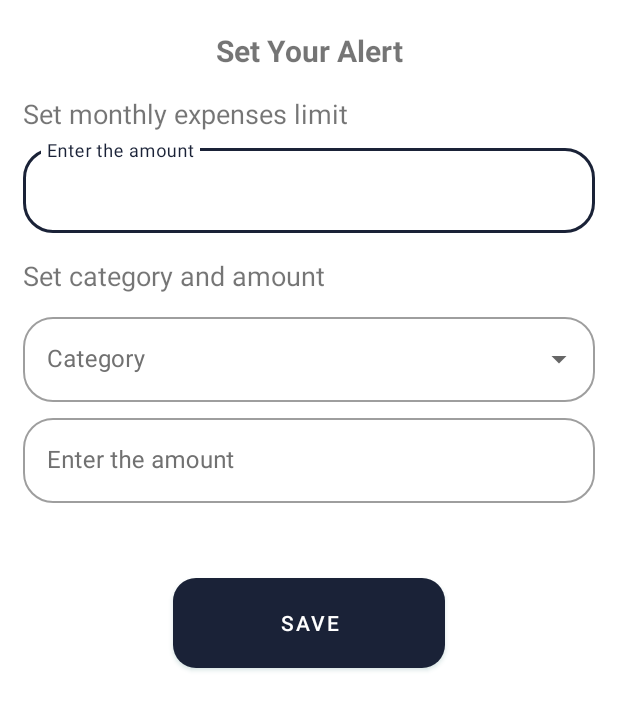
After one commit to tamjidhossen/MobileBankingApp, an Android app: the SetAlertActivity screen opened directly, with no data from a screen before it, on a phone screen of 412 x 824 dp. The commit adds this screen. Shown: the top 710 px of the screen. Run offline under Robolectric (Android 15) with nearby library versions, the phone set to English and light mode, and no system bars.

Commit message:
adding set alert activity

```diff
--- a/app/src/main/AndroidManifest.xml
+++ b/app/src/main/AndroidManifest.xml
@@ -15,6 +15,9 @@
         android:theme="@style/Theme.MobileBankingApp"
         android:usesCleartextTraffic="true"
         tools:targetApi="31">
+        <activity
+            android:name=".SetAlertActivity"
+            android:exported="false" />
         <activity
             android:name=".SpeendingActivity"
             android:exported="false" />
--- /dev/null
+++ b/app/src/main/java/com/example/mobilebankingapp/SetAlertActivity.java
@@ -0,0 +1,20 @@
+package com.example.mobilebankingapp;
+
+import android.os.Bundle;
+
+import androidx.activity.EdgeToEdge;
+import androidx.appcompat.app.AppCompatActivity;
+import androidx.core.graphics.Insets;
+import androidx.core.view.ViewCompat;
+import androidx.core.view.WindowInsetsCompat;
+
+public class SetAlertActivity extends AppCompatActivity {
+
+    @Override
+    protected void onCreate(Bundle savedInstanceState) {
+        super.onCreate(savedInstanceState);
+
+        setContentView(R.layout.activity_set_alert);
+
+    }
+}
--- a/app/src/main/java/com/example/mobilebankingapp/StatisticsFragment.java
+++ b/app/src/main/java/com/example/mobilebankingapp/StatisticsFragment.java
@@ -35,10 +35,10 @@ public class StatisticsFragment extends Fragment {
         View view = inflater.inflate(R.layout.fragment_statistics, container, false);
 
         // Find the TextView
-        Button button = rootView.findViewById(R.id.btnHealth);
+        Button buttonHealth = rootView.findViewById(R.id.btnHealth);
 
         // Set OnClickListener on the TextView
-        button.setOnClickListener(new View.OnClickListener() {
+        buttonHealth.setOnClickListener(new View.OnClickListener() {
             @Override
             public void onClick(View v) {
                 // Start the activity you want to open
@@ -46,7 +46,16 @@ public class StatisticsFragment extends Fragment {
             }
         });
 
+        Button buttonBehaviour = rootView.findViewById(R.id.btnBehaviour);
 
+        // Set OnClickListener on the TextView
+        buttonBehaviour.setOnClickListener(new View.OnClickListener() {
+            @Override
+            public void onClick(View v) {
+                // Start the activity you want to open
+                openFinancialSpeendingActivity();
+            }
+        });
         PieChart pieChart = rootView.findViewById(R.id.pieChart);
 
 
@@ -73,4 +82,8 @@ public class StatisticsFragment extends Fragment {
         Intent intent = new Intent(getActivity(), FinancialHealthActivity.class);
         startActivity(intent);
     }
+    private void openFinancialSpeendingActivity() {
+        Intent intent = new Intent(getActivity(), SpeendingActivity.class);
+        startActivity(intent);
+    }
 }
--- /dev/null
+++ b/app/src/main/res/layout/activity_set_alert.xml
@@ -0,0 +1,118 @@
+<?xml version="1.0" encoding="utf-8"?>
+<RelativeLayout xmlns:android="http://schemas.android.com/apk/res/android"
+    xmlns:app="http://schemas.android.com/apk/res-auto"
+    xmlns:tools="http://schemas.android.com/tools"
+    android:id="@+id/main"
+    android:layout_width="match_parent"
+    android:layout_height="match_parent"
+    android:layout_marginTop="20dp"
+    android:layout_marginLeft="15dp"
+    android:layout_marginRight="15dp"
+    tools:context=".SetAlertActivity">
+    <TextView
+        android:id="@+id/pageTitleAlertTV"
+        android:layout_width="match_parent"
+        android:layout_height="wrap_content"
+        android:text="Set Your Alert"
+        android:textAlignment="center"
+        android:textSize="20sp"
+        android:textStyle="bold"
+        />
+    <TextView
+        android:id="@+id/MonthlyEpensesLimitTV"
+        android:layout_marginTop="16dp"
+        android:layout_width="match_parent"
+        android:layout_height="wrap_content"
+        android:layout_below="@id/pageTitleAlertTV"
+        android:text="Set monthly expenses limit"
+        android:textSize="18sp"
+        />
+    <com.google.android.material.textfield.TextInputLayout
+        android:id="@+id/MontlyExpenseIT"
+        android:layout_width="match_parent"
+        android:layout_height="wrap_content"
+        style="@style/Widget.MaterialComponents.TextInputLayout.OutlinedBox"
+        android:layout_marginTop="5dp"
+        android:layout_below="@+id/MonthlyEpensesLimitTV"
+        app:boxCornerRadiusBottomEnd="20dp"
+        app:boxCornerRadiusBottomStart="20dp"
+        app:boxCornerRadiusTopEnd="20dp"
+        app:boxCornerRadiusTopStart="20dp"
+        android:hint="Enter the amount"
+        android:textColorHint="@color/colorDarkGray01">
+
+        <EditText
+            android:id="@+id/monthyExpensesLimitET"
+            android:layout_width="match_parent"
+            android:layout_height="wrap_content"/>
+
+    </com.google.android.material.textfield.TextInputLayout>
+    <TextView
+        android:id="@+id/MonthlyEpensesLimitCatagoriesTV"
+        android:layout_marginTop="16dp"
+        android:layout_width="match_parent"
+        android:layout_height="wrap_content"
+        android:layout_below="@id/MontlyExpenseIT"
+        android:text="Set category and amount"
+        android:textSize="18sp"
+        />
+    <com.google.android.material.textfield.TextInputLayout
+        android:id="@+id/ddbCategory"
+        android:layout_width="match_parent"
+        android:layout_height="wrap_content"
+        android:hint="Category"
+        style="@style/Widget.MaterialComponents.TextInputLayout.OutlinedBox.ExposedDropdownMenu"
+        android:layout_marginTop="10dp"
+        android:layout_below="@id/MonthlyEpensesLimitCatagoriesTV"
+        app:boxCornerRadiusBottomEnd="20dp"
+        app:boxCornerRadiusBottomStart="20dp"
+        app:boxCornerRadiusTopEnd="20dp"
+        app:boxCornerRadiusTopStart="20dp"
+        android:textColorHint="@color/colorDarkGray01">
+
+
+        <AutoCompleteTextView
+            android:id="@+id/categorySetAlert"
+            android:layout_width="match_parent"
+            android:inputType="none"
+            android:layout_height="wrap_content"/>
+
+    </com.google.android.material.textfield.TextInputLayout>
+    <com.google.android.material.textfield.TextInputLayout
+        android:id="@+id/MontlyCategoryExpenseIT"
+        android:layout_width="match_parent"
+        android:layout_height="wrap_content"
+        style="@style/Widget.MaterialComponents.TextInputLayout.OutlinedBox"
+        android:layout_marginTop="5dp"
+        android:layout_below="@+id/ddbCategory"
+        app:boxCornerRadiusBottomEnd="20dp"
+        app:boxCornerRadiusBottomStart="20dp"
+        app:boxCornerRadiusTopEnd="20dp"
+        app:boxCornerRadiusTopStart="20dp"
+        android:hint="Enter the amount"
+        android:textColorHint="@color/colorDarkGray01">
+
+        <EditText
+            android:id="@+id/monthyCategoryExpensesLimitET"
+            android:layout_width="match_parent"
+            android:layout_height="wrap_content"/>
+
+    </com.google.android.material.textfield.TextInputLayout>
+    <Button
+        android:id="@+id/saveAlertBtn"
+        android:layout_width="match_parent"
+        android:layout_height="60dp"
+
+        android:layout_marginLeft="100dp"
+        android:layout_marginRight="100dp"
+        android:layout_centerHorizontal="true"
+        android:layout_marginTop="50dp"
+        android:background="@drawable/shape_rect"
+        android:backgroundTint="@color/DarkGreen"
+        android:layout_below="@id/MontlyCategoryExpenseIT"
+        android:outlineSpotShadowColor="@color/DarkGreen"
+        android:shadowColor="@color/DarkGreen"
+        android:text="Save"
+        />
+
+</RelativeLayout>
```
